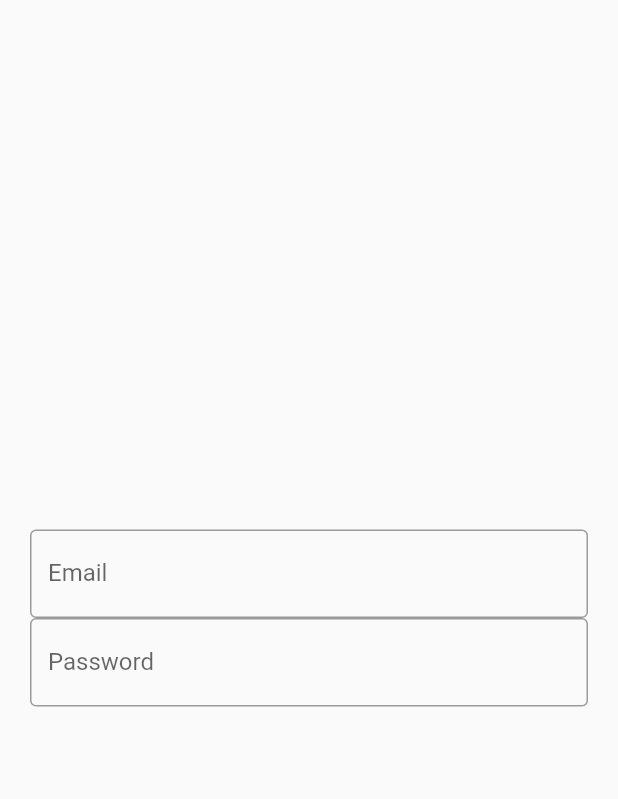
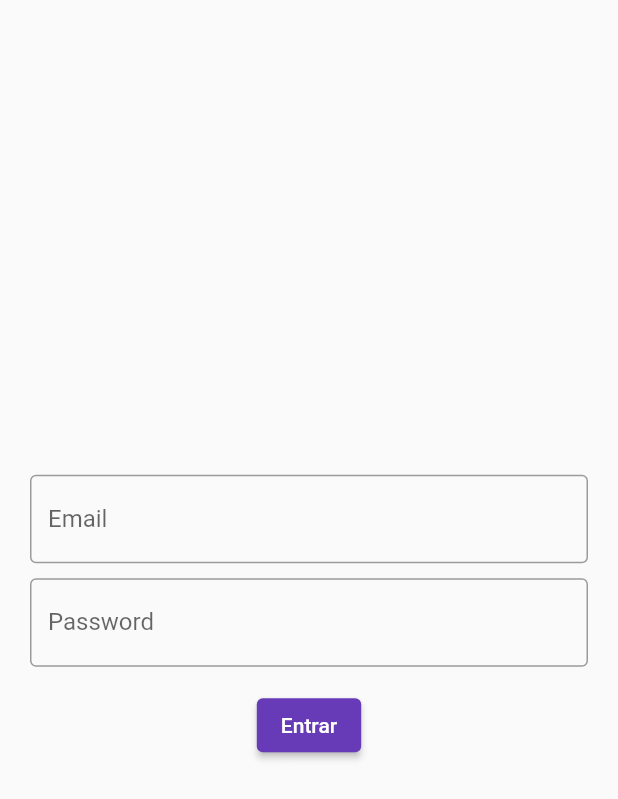
Before and after one commit to Sallazarr/Flutterando, a Flutter app: the screen it shows after launch, on a phone screen of 412 x 824 dp. Shown: the top 799 px of the screen. Run offline on Flutter 3.47's test engine with Material 3 defaults, Android fonts, the phone set to English and light mode, and no system bars.

Commit message:
Flutterando: Login Page (TextField)

```diff
--- a/ola_mundo/lib/login_page.dart
+++ b/ola_mundo/lib/login_page.dart
@@ -6,34 +6,51 @@ class LoginPage extends StatefulWidget {
 }
 
 class _LoginPageState extends State<LoginPage> {
+  String email = '';
+  String password = '';
+
   @override
   Widget build(BuildContext context) {
     return Material(
       child: SizedBox(
         width: double.infinity,
         height: double.infinity,
-
         child: Padding(
           padding: const EdgeInsets.all(20.0),
-
           child: Column(
             mainAxisAlignment: MainAxisAlignment.center,
-
             children: [
               TextField(
+                onChanged: (text) {
+                  email = text;
+                },
                 keyboardType: TextInputType.emailAddress,
                 decoration: InputDecoration(
                   labelText: 'Email',
                   border: OutlineInputBorder(),
                 ),
               ),
-
+              SizedBox(height: 10),
               TextField(
+                onChanged: (text) {
+                  password = text;
+                },
                 obscureText: true,
                 decoration: InputDecoration(
                   labelText: 'Password',
                   border: OutlineInputBorder(),
                 ),
+              ),
+              SizedBox(height: 15),
+              ElevatedButton(
+                onPressed: () {
+                  if (email == 'email@email.com' && password == '123') {
+                    print('Login successful');
+                  } else {
+                    print('Invalid credentials');
+                  }
+                },
+                child: Text('Entrar'),
               ),
             ],
           ),
```
